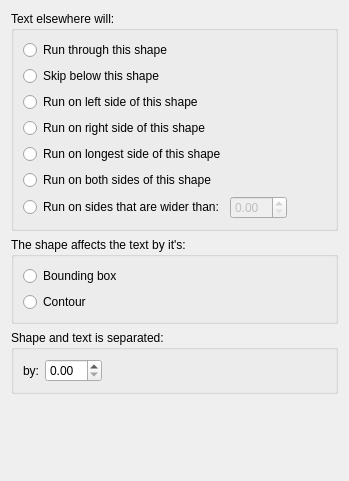
The window that words/part/dialogs/KWRunAroundProperties.ui (KDE/calligra) describes before a commit, drawn with Qt 5.
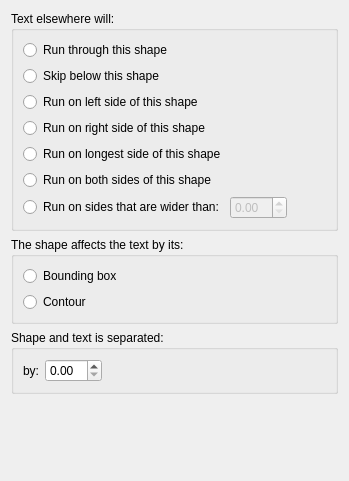
The same window after the commit. Custom widgets are drawn as their Qt base class.

Commit message: Fix typo: it's -> its

The edit to the form file:
```diff
--- a/words/part/dialogs/KWRunAroundProperties.ui
+++ b/words/part/dialogs/KWRunAroundProperties.ui
@@ -102,7 +102,7 @@
    <item>
     <widget class="QGroupBox" name="groupBox">
      <property name="title">
-      <string>The shape affects the text by it's:</string>
+      <string>The shape affects the text by its:</string>
      </property>
      <property name="flat">
       <bool>true</bool>
```
